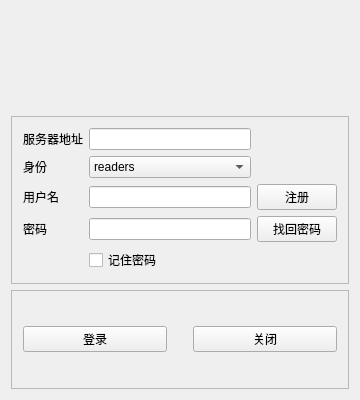
The window that login.ui (lixiaojia2017/libclient) describes before a commit, drawn with Qt 5.
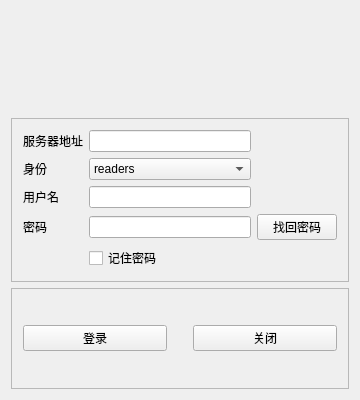
The same window after the commit. Icons and pictures are not drawn.

Diff of the .ui file:
```diff
--- a/login.ui
+++ b/login.ui
@@ -115,13 +115,6 @@
          <item row="3" column="2">
           <widget class="QLineEdit" name="username"/>
          </item>
-         <item row="3" column="3">
-          <widget class="QPushButton" name="newReader">
-           <property name="text">
-            <string>注册</string>
-           </property>
-          </widget>
-         </item>
          <item row="4" column="0">
           <widget class="QLabel" name="label_password">
            <property name="text">
```
